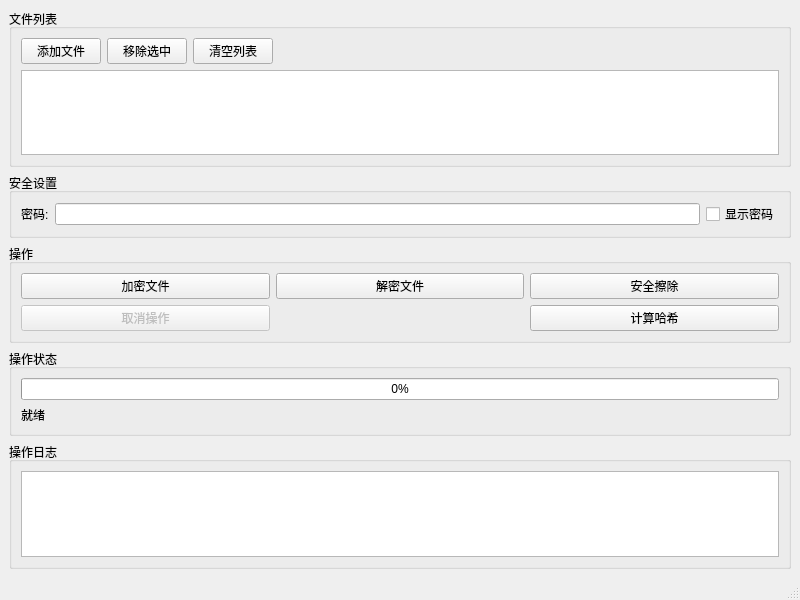
This is ui/mainwindow.ui in Haoze-Xu/SecureFileManager as Qt 5 draws it before an edit. The edited form follows.
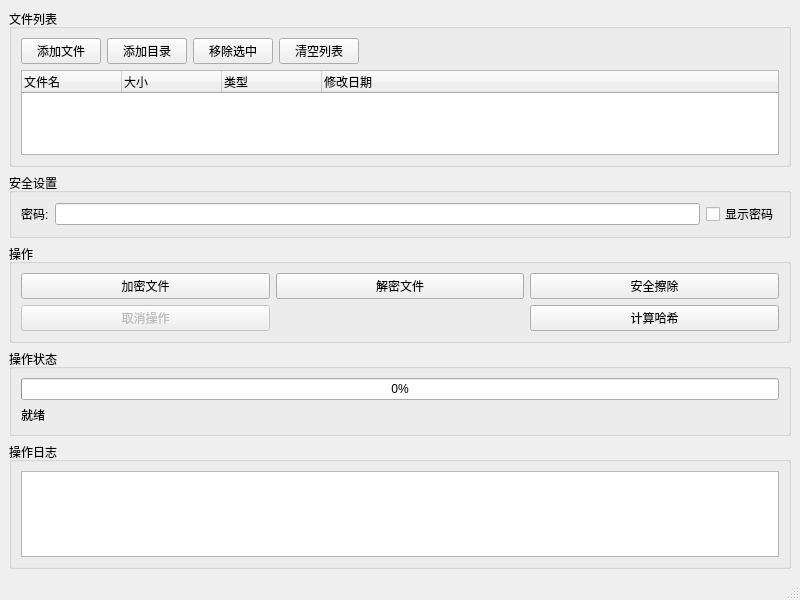
This is the edited form.

Commit message: 树形目录结构、递归收集选中目录和文件

Diff of the .ui file:
```diff
--- a/ui/mainwindow.ui
+++ b/ui/mainwindow.ui
@@ -30,6 +30,13 @@
            </property>
           </widget>
          </item>
+         <item>
+          <widget class="QPushButton" name="addDirectoryButton">
+           <property name="text">
+            <string>添加目录</string>
+           </property>
+          </widget>
+         </item>
          <item>
           <widget class="QPushButton" name="removeSelectedButton">
            <property name="text">
@@ -60,10 +67,33 @@
         </layout>
        </item>
        <item>
-        <widget class="QListWidget" name="fileListWidget">
+        <widget class="QTreeWidget" name="fileTreeWidget">
          <property name="selectionMode">
           <enum>QAbstractItemView::SelectionMode::ExtendedSelection</enum>
          </property>
+         <property name="headerHidden">
+          <bool>false</bool>
+         </property>
+         <column>
+          <property name="text">
+           <string>文件名</string>
+          </property>
+         </column>
+         <column>
+          <property name="text">
+           <string>大小</string>
+          </property>
+         </column>
+         <column>
+          <property name="text">
+           <string>类型</string>
+          </property>
+         </column>
+         <column>
+          <property name="text">
+           <string>修改日期</string>
+          </property>
+         </column>
         </widget>
        </item>
       </layout>
```
The commit also changes 37 other files.
